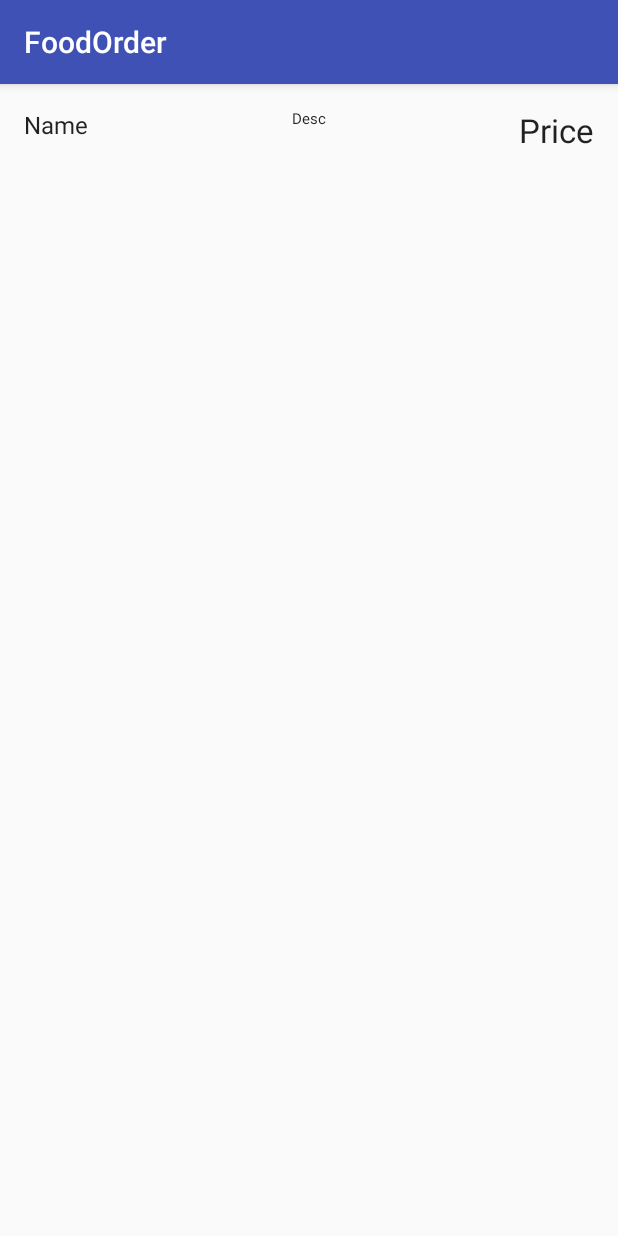
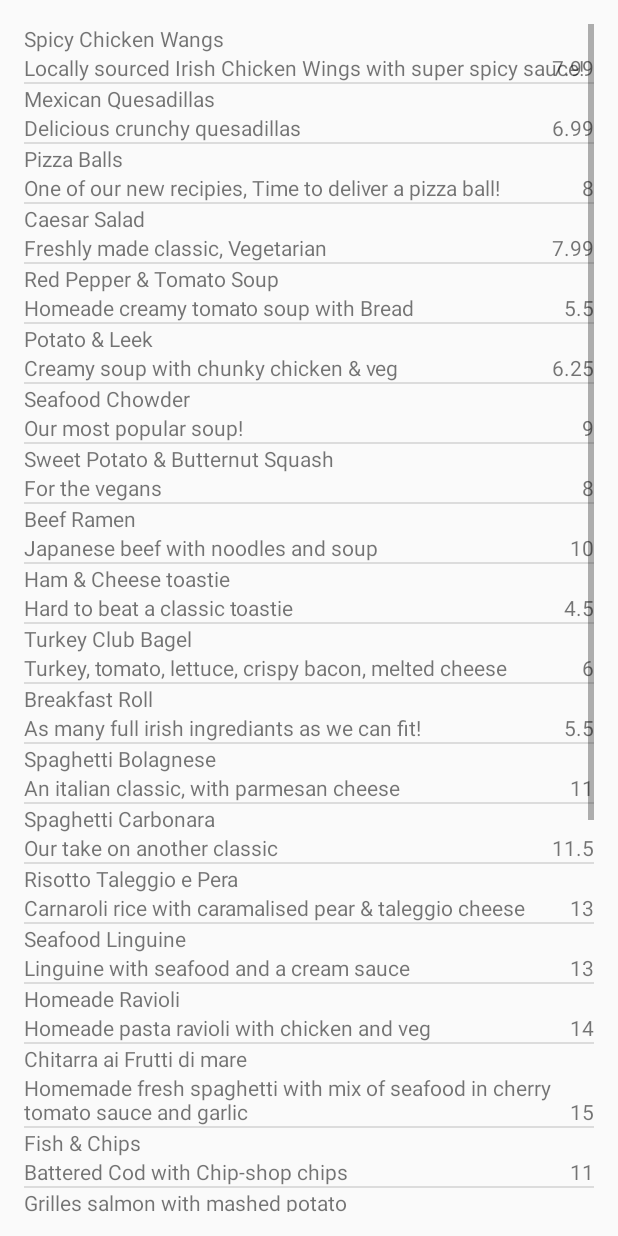
Before and after one commit to AlexBrady/FoodOrderApp, an Android app: the Starters screen opened directly, with no data from a screen before it, on a phone screen of 412 x 824 dp. Run offline under Robolectric (Android 15) with nearby library versions, the phone set to English and light mode, and no system bars.

Commit message:
List displaying from database

```diff
--- /dev/null
+++ b/app/src/main/java/com/example/friskybutcher/foodorder/DBManager.java
@@ -0,0 +1,165 @@
+package com.example.friskybutcher.foodorder;
+
+import android.content.ContentValues;
+import android.content.Context;
+import android.database.Cursor;
+import android.database.SQLException;
+import android.database.sqlite.SQLiteDatabase;
+import android.database.sqlite.SQLiteOpenHelper;
+import android.util.Log;
+
+import java.io.BufferedReader;
+import java.io.FileReader;
+import java.util.HashMap;
+
+/**
+ * Created by friskybutcher on 23/11/16.
+ */
+
+public class DBManager
+{
+    /*
+    FileReader file = new FileReader(assignData.csv);
+    BufferedReader buffer = new BufferedReader(file);*/
+
+    private static final String DATABASE_NAME = "Restaurant";
+    private static final String TABLE_NAME = "food_items";
+    private static final int DATABASE_VERSION = 1;
+    /*
+    String line = "";
+    String columns = "_id, Name, Catagory, Price, Description, Stock";
+    String str1 = "INSERT INTO " + TABLE_NAME + " (" + columns + ") values(";
+    String str2 = ");"; */
+
+    public static final String COL_1 = "_id";
+    public static final String COL_2 = "NAME";
+    public static final String COL_3 = "CATAGORY";
+    public static final String COL_4 = "PRICE";
+    public static final String COL_5 = "DESCRIPTION";
+    public static final String COL_6 = "STOCK";
+
+    private final Context context;
+    private DatabaseHelper DBHelper;
+    private SQLiteDatabase db;
+
+    public DBManager(Context ctx)
+    {
+        this.context = ctx;
+        DBHelper = new DatabaseHelper(context);
+    }
+
+    private static class DatabaseHelper extends SQLiteOpenHelper
+    {
+        DatabaseHelper(Context context)
+        {
+            super(context, DATABASE_NAME, null, DATABASE_VERSION);
+        }
+
+        @Override
+        public void onCreate(SQLiteDatabase db)
+        {
+            db.execSQL("create table " + TABLE_NAME + " (_id INTEGER PRIMARY KEY AUTOINCREMENT,NAME TEXT,CATAGORY TEXT,PRICE REAL,DESCRIPTION TEXT,STOCK INTEGER)");
+
+            /*String CREATE_TABLE = "CREATE TABLE " + TABLE_NAME + "("
+                    + COL_1 + " INTEGER PRIMARY KEY AUTOINCREMENT," + COL_2
+                    + " TEXT," + COL_3 + "TEXT," + COL_4 + " INTEGER," +
+                    COL_5 + " DESCRIPTION," + COL_6 + " INTEGER" + ")";
+            db.execSQL(CREATE_TABLE);*/
+
+            db.execSQL("insert into " + TABLE_NAME + "(NAME, CATAGORY, PRICE, DESCRIPTION, STOCK) VALUES ('Spicy Chicken Wangs', 'Starters', 7.99, 'Locally sourced Irish Chicken Wings with super spicy sauce!', 150)");
+            db.execSQL("insert into " + TABLE_NAME + "(NAME, CATAGORY, PRICE, DESCRIPTION, STOCK) VALUES ('Mexican Quesadillas', 'Starters', 6.99, 'Delicious crunchy quesadillas', 120)");
+            db.execSQL("insert into " + TABLE_NAME + "(NAME, CATAGORY, PRICE, DESCRIPTION, STOCK) VALUES ('Pizza Balls', 'Starters', 8, 'One of our new recipies, Time to deliver a pizza ball!', 25)");
+            db.execSQL("insert into " + TABLE_NAME + "(NAME, CATAGORY, PRICE, DESCRIPTION, STOCK) VALUES ('Caesar Salad', 'Starters', 7.99, 'Freshly made classic, Vegetarian', 70)");
+            db.execSQL("insert into " + TABLE_NAME + "(NAME, CATAGORY, PRICE, DESCRIPTION, STOCK) VALUES ('Red Pepper & Tomato Soup', 'Soup', 5.50, 'Homeade creamy tomato soup with Bread', 20)");
+            db.execSQL("insert into " + TABLE_NAME + "(NAME, CATAGORY, PRICE, DESCRIPTION, STOCK) VALUES ('Potato & Leek', 'Soup', 6.25, 'Creamy soup with chunky chicken & veg', 0)");
+            db.execSQL("insert into " + TABLE_NAME + "(NAME, CATAGORY, PRICE, DESCRIPTION, STOCK) VALUES ('Seafood Chowder', 'Soup', 9, 'Our most popular soup!', 200)");
+            db.execSQL("insert into " + TABLE_NAME + "(NAME, CATAGORY, PRICE, DESCRIPTION, STOCK) VALUES ('Sweet Potato & Butternut Squash', 'Soup', 8, 'For the vegans', 10)");
+            db.execSQL("insert into " + TABLE_NAME + "(NAME, CATAGORY, PRICE, DESCRIPTION, STOCK) VALUES ('Beef Ramen', 'Soup', 10, 'Japanese beef with noodles and soup', 30)");
+            db.execSQL("insert into " + TABLE_NAME + "(NAME, CATAGORY, PRICE, DESCRIPTION, STOCK) VALUES ('Ham & Cheese toastie', 'Sandwiches', 4.50, 'Hard to beat a classic toastie', 350)");
+            db.execSQL("insert into " + TABLE_NAME + "(NAME, CATAGORY, PRICE, DESCRIPTION, STOCK) VALUES ('Turkey Club Bagel', 'Sandwiches', 6, 'Turkey, tomato, lettuce, crispy bacon, melted cheese', 25)");
+            db.execSQL("insert into " + TABLE_NAME + "(NAME, CATAGORY, PRICE, DESCRIPTION, STOCK) VALUES ('Breakfast Roll', 'Sandwiches', 5.50, 'As many full irish ingrediants as we can fit!', 35)");
+            db.execSQL("insert into " + TABLE_NAME + "(NAME, CATAGORY, PRICE, DESCRIPTION, STOCK) VALUES ('Spaghetti Bolagnese', 'Pasta', 11, 'An italian classic, with parmesan cheese', 150)");
+            db.execSQL("insert into " + TABLE_NAME + "(NAME, CATAGORY, PRICE, DESCRIPTION, STOCK) VALUES ('Spaghetti Carbonara', 'Pasta', 11.50, 'Our take on another classic', 150)");
+            db.execSQL("insert into " + TABLE_NAME + "(NAME, CATAGORY, PRICE, DESCRIPTION, STOCK) VALUES ('Risotto Taleggio e Pera', 'Pasta', 13, 'Carnaroli rice with caramalised pear & taleggio cheese', 20)");
+            db.execSQL("insert into " + TABLE_NAME + "(NAME, CATAGORY, PRICE, DESCRIPTION, STOCK) VALUES ('Seafood Linguine', 'Pasta', 13, 'Linguine with seafood and a cream sauce', 150)");
+            db.execSQL("insert into " + TABLE_NAME + "(NAME, CATAGORY, PRICE, DESCRIPTION, STOCK) VALUES ('Homeade Ravioli', 'Pasta', 14, 'Homeade pasta ravioli with chicken and veg', 10)");
+            db.execSQL("insert into " + TABLE_NAME + "(NAME, CATAGORY, PRICE, DESCRIPTION, STOCK) VALUES ('Chitarra ai Frutti di mare', 'Pasta', 15, 'Homemade fresh spaghetti with mix of seafood in cherry tomato sauce and garlic', 24)");
+            db.execSQL("insert into " + TABLE_NAME + "(NAME, CATAGORY, PRICE, DESCRIPTION, STOCK) VALUES ('Fish & Chips', 'Fish', 11, 'Battered Cod with Chip-shop chips', 50)");
+            db.execSQL("insert into " + TABLE_NAME + "(NAME, CATAGORY, PRICE, DESCRIPTION, STOCK) VALUES ('Grilles salmon with mashed potato', 'Fish', 13, 'Fresh irish salmon with a creamy mash and veg', 30)");
+            db.execSQL("insert into " + TABLE_NAME + "(NAME, CATAGORY, PRICE, DESCRIPTION, STOCK) VALUES ('Roast Supreme of Corn-fed Chicken', 'Main Course', 15, 'Tomato, Red Onion, Courgette, Chorizo and Chickpea Cassoulet', 12)");
+            db.execSQL("insert into " + TABLE_NAME + "(NAME, CATAGORY, PRICE, DESCRIPTION, STOCK) VALUES ('Beef Burger', 'Main Course', 12, 'Irish homeade beef burgers with chip-shop chips', 150)");
+            db.execSQL("insert into " + TABLE_NAME + "(NAME, CATAGORY, PRICE, DESCRIPTION, STOCK) VALUES ('Wild Mushroom Panzarotti', 'Main Course', 15, 'Tiger Prawns, Cherry Tomatoes, Rocket, Cream Sauce, Parmesan', 1)");
+            db.execSQL("insert into " + TABLE_NAME + "(NAME, CATAGORY, PRICE, DESCRIPTION, STOCK) VALUES ('Rack of Free-range Kilmolin Lamb', 'Main Course', 16, 'Rosemary Roast Potatoes, Cherry Tomatoes & Kalamata Olives, Salsa Verde', 20)");
+            db.execSQL("insert into " + TABLE_NAME + "(NAME, CATAGORY, PRICE, DESCRIPTION, STOCK) VALUES ('9oz Black Angus Sirloin Steak', 'Main Course', 21, 'Sauteed Onions and Shitake Mushrooms, Truffle and Parmesan Chips, Green Peppercorn Sauce', 30)");
+            db.execSQL("insert into " + TABLE_NAME + "(NAME, CATAGORY, PRICE, DESCRIPTION, STOCK) VALUES ('Vanilla Crème Brulée', 'Desert', 6, 'Lemon Sorbet', 75)");
+            db.execSQL("insert into " + TABLE_NAME + "(NAME, CATAGORY, PRICE, DESCRIPTION, STOCK) VALUES ('Chocolate Brownie', 'Desert', 6, 'Vanilla ice-cream', 150)");
+            db.execSQL("insert into " + TABLE_NAME + "(NAME, CATAGORY, PRICE, DESCRIPTION, STOCK) VALUES ('Fig and Frangipan Tart', 'Desert', 6, 'Lemon Marscapone Cream', 20)");
+            db.execSQL("insert into " + TABLE_NAME + "(NAME, CATAGORY, PRICE, DESCRIPTION, STOCK) VALUES ('Mixed ice-cream', 'Desert', 4.50, 'Homeade chocolate, vanilla and mango ice-cream', 50)");
+        }
+
+        @Override
+        public void onUpgrade(SQLiteDatabase db, int oldVersion, int newVersion)
+        {
+            if (oldVersion < 2)
+            {
+                db.execSQL("ALTER TABLE " + TABLE_NAME + " ADD " + COL_1 + "INTEGER PRIMARY KEY AUTOINCREMENT");
+            }
+            db.execSQL("DROP TABLE IF EXISTS " + TABLE_NAME);
+            onCreate(db);
+        }
+
+        public void insertMenu(HashMap<String, String> queryValues)
+        {
+            SQLiteDatabase database = this.getWritableDatabase();
+            ContentValues values = new ContentValues();
+            values.put("NAME", queryValues.get("StudentName"));
+            database.insert("Students", null, values);
+            database.close();
+        }
+
+    }
+
+    public DBManager open() throws SQLException
+    {
+        try
+        {
+            db = DBHelper.getWritableDatabase();
+        }
+        catch (SQLException e)
+        {
+            Log.e("error", "Failed to open Database: " + e);
+        }
+        return this;
+    }
+
+    public Cursor getStarters()
+    {
+        Cursor mCursor = null;
+
+        try
+        {
+            mCursor = db.query(TABLE_NAME, new String[]
+            {
+                "_id",
+                COL_2,
+                COL_3,
+                COL_4,
+                COL_5,
+                COL_6
+            },
+                    null, null, null, null, null
+            );
+
+            if(mCursor != null)
+            {
+                mCursor.moveToFirst();
+            }
+        }
+        catch(SQLException e)
+        {
+            Log.e("Error", "Failed to get item" + e);
+        }
+        return mCursor;
+    }
+
+}
--- a/app/src/main/java/com/example/friskybutcher/foodorder/MainActivity.java
+++ b/app/src/main/java/com/example/friskybutcher/foodorder/MainActivity.java
@@ -12,7 +12,7 @@ import android.widget.Toast;
 
 public class MainActivity extends AppCompatActivity implements View.OnClickListener
 {
-    DatabaseHelper myDb;
+    DBManager myDb;
     public EditText table_number;
     Button butOne;
 
@@ -21,7 +21,7 @@ public class MainActivity extends AppCompatActivity implements View.OnClickListe
     {
         super.onCreate(savedInstanceState);
         setContentView(R.layout.activity_main);
-        myDb = new DatabaseHelper(this);
+        myDb = new DBManager(this);
 
         table_number = (EditText) findViewById(R.id.table_no);
         butOne = (Button) findViewById(R.id.button_table);
--- /dev/null
+++ b/app/src/main/java/com/example/friskybutcher/foodorder/ShowItems.java
@@ -0,0 +1,10 @@
+package com.example.friskybutcher.foodorder;
+
+import android.content.Intent;
+import android.support.v7.app.AppCompatActivity;
+
+public class ShowItems extends AppCompatActivity
+{
+    Intent mIntent;
+    int complete;
+}
--- a/app/src/main/java/com/example/friskybutcher/foodorder/Starters.java
+++ b/app/src/main/java/com/example/friskybutcher/foodorder/Starters.java
@@ -1,15 +1,43 @@
 package com.example.friskybutcher.foodorder;
 
+import android.app.ListActivity;
+import android.content.Intent;
+import android.database.Cursor;
 import android.support.v7.app.AppCompatActivity;
 import android.os.Bundle;
+import android.widget.ListView;
+import android.widget.SimpleCursorAdapter;
 
-public class Starters extends AppCompatActivity
+public class Starters extends ListActivity
 {
+    String[] columns = {"NAME", "DESCRIPTION", "PRICE"};
+    int[] to = {R.id.name, R.id.description, R.id.price};
+    Cursor mCursor;
+    DBManager db;
+    Intent starter;
+    SimpleCursorAdapter mAdapter;
 
     @Override
     protected void onCreate(Bundle savedInstanceState)
     {
         super.onCreate(savedInstanceState);
         setContentView(R.layout.activity_starters);
+
+        starter = new Intent(this, Starters.class);
+        db = new DBManager(this);
+
+        try
+        {
+            db.open();
+            mCursor = db.getStarters();
+        }
+        catch(Exception e)
+        {
+            e.printStackTrace();
+        }
+
+        mAdapter = new SimpleCursorAdapter(this, R.layout.starter_row, mCursor, columns, to, 0);
+
+        setListAdapter(mAdapter);
     }
 }
--- a/app/src/main/res/layout/activity_starters.xml
+++ b/app/src/main/res/layout/activity_starters.xml
@@ -3,39 +3,16 @@
     xmlns:tools="http://schemas.android.com/tools"
     android:id="@+id/activity_starters"
     android:layout_width="match_parent"
-    android:layout_height="75dp"
+    android:layout_height="match_parent"
     android:paddingBottom="@dimen/activity_vertical_margin"
     android:paddingLeft="@dimen/activity_horizontal_margin"
     android:paddingRight="@dimen/activity_horizontal_margin"
     android:paddingTop="@dimen/activity_vertical_margin"
     tools:context="com.example.friskybutcher.foodorder.Starters">
 
-    <TextView
-        android:layout_width="match_parent"
-        android:layout_height="100dp"
-        android:id="@+id/starter_name"
-        android:text="Name"
-        android:gravity="left"
-        android:textSize="16sp"
-        android:textAppearance="?android:textAppearanceLarge"
-        />
 
-    <TextView
-        android:layout_width="match_parent"
-        android:layout_height="75dp"
-        android:id="@+id/starter_price"
-        android:text="Price"
-        android:gravity="right"
-        android:textAppearance="?android:textAppearanceLarge"
-        />
-
-    <TextView
-        android:layout_width="match_parent"
-        android:layout_height="75dp"
-        android:id="@+id/starter_desc"
-        android:text="Desc"
-        android:gravity="center_horizontal"
-        android:textSize="10sp"
-        android:textAppearance="?android:textAppearanceLarge"
-        />
+    <ListView
+        android:layout_width="wrap_content"
+        android:layout_height="wrap_content"
+        android:id="@android:id/list" />
 </RelativeLayout>
--- /dev/null
+++ b/app/src/main/res/layout/starter_row.xml
@@ -0,0 +1,25 @@
+<?xml version="1.0" encoding="utf-8"?>
+<RelativeLayout xmlns:android="http://schemas.android.com/apk/res/android"
+    android:layout_width="match_parent" android:layout_height="match_parent">
+
+    <TextView
+        android:layout_width="wrap_content"
+        android:layout_height="wrap_content"
+        android:layout_alignParentTop="true"
+        android:layout_alignParentStart="true"
+        android:id="@+id/name" />
+
+    <TextView
+        android:layout_width="wrap_content"
+        android:layout_height="wrap_content"
+        android:layout_below="@+id/name"
+        android:layout_alignParentStart="true"
+        android:id="@+id/description" />
+
+    <TextView
+        android:layout_width="wrap_content"
+        android:layout_height="wrap_content"
+        android:layout_alignBottom="@+id/description"
+        android:layout_alignParentEnd="true"
+        android:id="@+id/price" />
+</RelativeLayout>
--- a/app/src/main/res/values/strings.xml
+++ b/app/src/main/res/values/strings.xml
@@ -1,4 +1,7 @@
 <resources>
     <string name="app_name">FoodOrder</string>
+    <string name="name">Item Name:</string>
+    <string name="description">Description::</string>
+    <string name="price">Price:</string>
 
 </resources>
```
